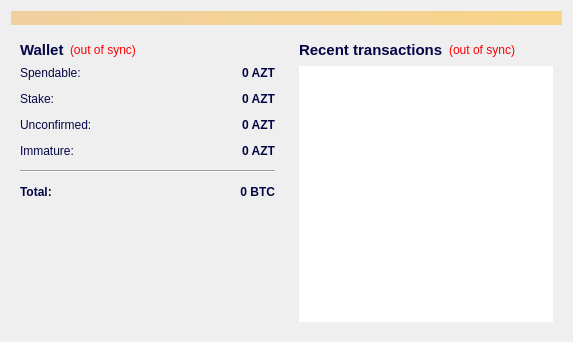
Before: the Qt Designer form src/qt/forms/overviewpage.ui in DevelCurrency/AztecCoin, drawn with Qt 5.
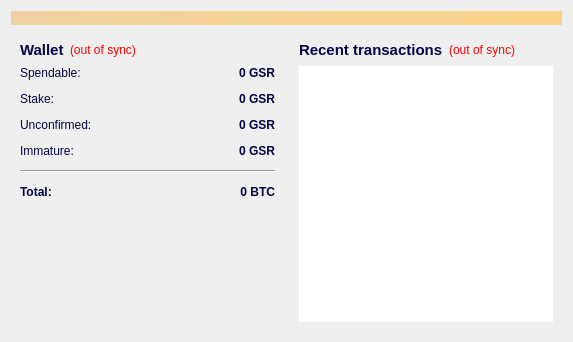
After: the same form once the commit is applied. Icons and pictures are not drawn.

Diff of the .ui file:
```diff
--- a/src/qt/forms/overviewpage.ui
+++ b/src/qt/forms/overviewpage.ui
@@ -269,7 +269,7 @@
                <string notr="true"/>
               </property>
               <property name="text">
-               <string notr="true">0 AZT</string>
+               <string notr="true">0 GSR</string>
               </property>
               <property name="alignment">
                <set>Qt::AlignRight|Qt::AlignTrailing|Qt::AlignVCenter</set>
@@ -304,7 +304,7 @@
                <string notr="true"/>
               </property>
               <property name="text">
-               <string notr="true">0 AZT</string>
+               <string notr="true">0 GSR</string>
               </property>
               <property name="alignment">
                <set>Qt::AlignRight|Qt::AlignTrailing|Qt::AlignVCenter</set>
@@ -339,7 +339,7 @@
                <string notr="true">gridline-color: rgb(170, 0, 127);</string>
               </property>
               <property name="text">
-               <string notr="true">0 AZT</string>
+               <string notr="true">0 GSR</string>
               </property>
               <property name="alignment">
                <set>Qt::AlignRight|Qt::AlignTrailing|Qt::AlignVCenter</set>
@@ -368,7 +368,7 @@
                <string>Mined balance that has not yet matured</string>
               </property>
               <property name="text">
-               <string notr="true">0 AZT</string>
+               <string notr="true">0 GSR</string>
               </property>
               <property name="alignment">
                <set>Qt::AlignRight|Qt::AlignTrailing|Qt::AlignVCenter</set>
```
Left out of the diff: 9 changed lines with no effect on the pictures.
